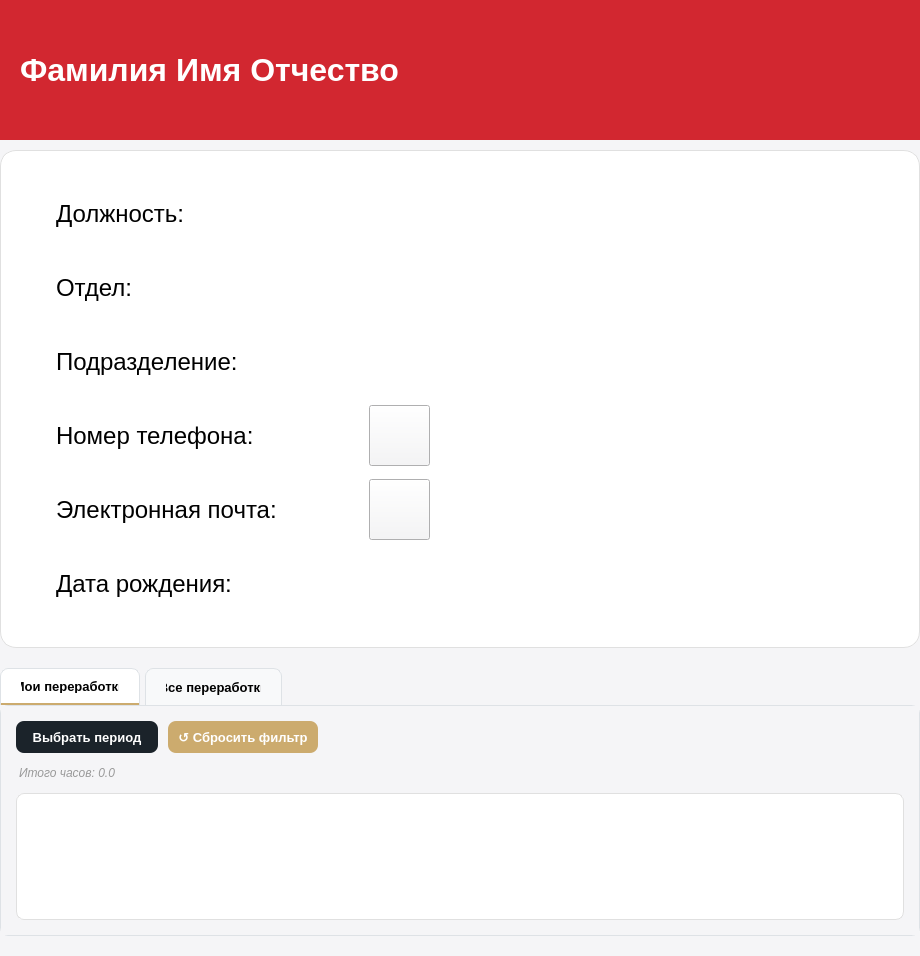
Before: the Qt Designer form client/ui/profile/profile.ui in lerakaplich/Documents, drawn with Qt 5.
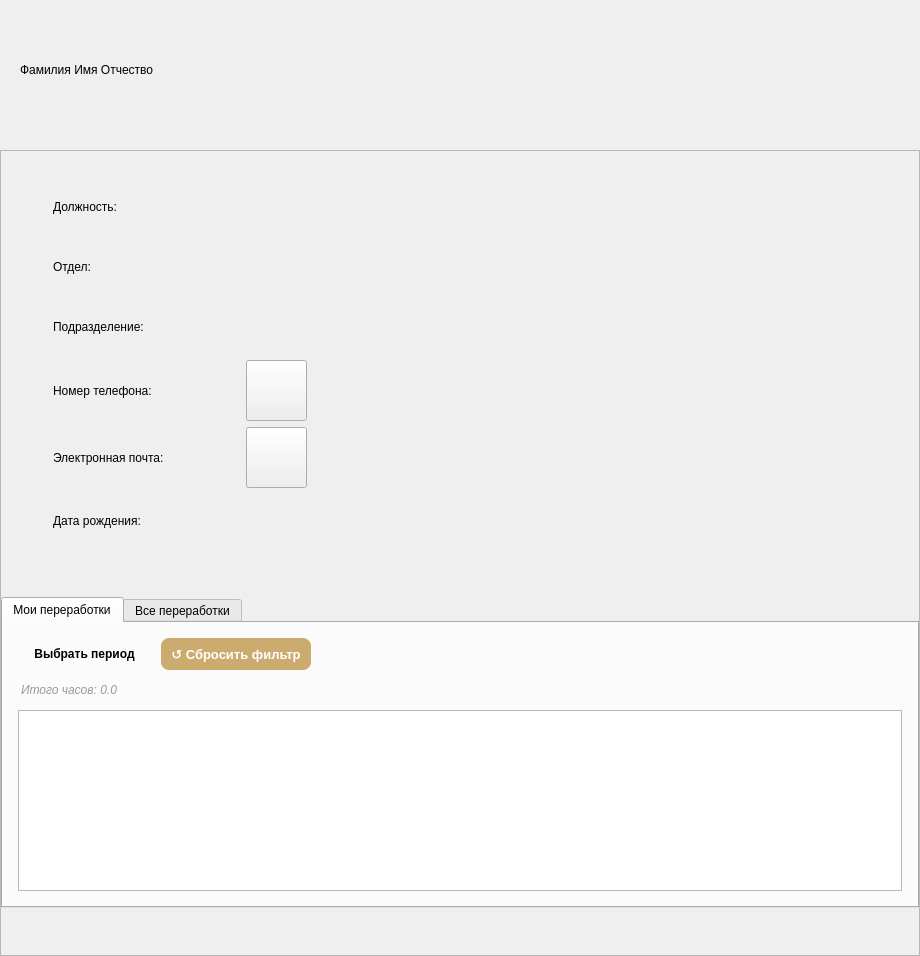
After: the same form once the commit is applied.

Diff of the .ui file:
```diff
--- a/client/ui/profile/profile.ui
+++ b/client/ui/profile/profile.ui
@@ -16,26 +16,24 @@
   <property name="styleSheet">
    <string notr="true">
 QWidget {
-    background-color: #F5F5F7;
+    background-color: {BG_DIALOG_ALT};
     font-family: 'Segoe UI', Arial;
 }
 
-/* Основная карточка с информацией */
 QFrame#infoFrame {
-    background-color: white;
+    background-color: {BG_CARD};
     border-radius: 16px;
-    border: 1px solid #E0E0E0;
+    border: 1px solid {BORDER_LIGHT};
 }
 
-/* Вкладки */
 QTabWidget::pane {
-    border: 1px solid #DEE2E6;
+    border: 1px solid {BORDER_DEFAULT};
     border-radius: 8px;
-    background-color: white;
+    background-color: {BG_CARD};
 }
 QTabBar::tab {
-    background-color: #F8F9FA;
-    border: 1px solid #DEE2E6;
+    background-color: {BG_SURFACE_HEADER};
+    border: 1px solid {BORDER_DEFAULT};
     border-bottom: none;
     border-top-left-radius: 8px;
     border-top-right-radius: 8px;
@@ -43,25 +41,23 @@
     margin-right: 5px;
     font-size: 13px;
     font-weight: bold;
-    color: black;
+    color: {TEXT_BLACK};
 }
 QTabBar::tab:selected {
-    background-color: white;
-    border-bottom: 2px solid #ccab6e;
-    color: black;
+    background-color: {BG_CARD};
+    border-bottom: 2px solid {ACCENT_PRIMARY};
+    color: {TEXT_BLACK};
 }
 QTabBar::tab:hover {
-    background-color: #E9ECEF;
-    color: black;
+    background-color: {BG_HOVER_ALT};
+    color: {TEXT_BLACK};
 }
 
-
 /* Кнопки */
 
-
 QPushButton#btnAddOvertime {
-    background-color: #ccab6e;
-    color: white;
+    background-color: {ACCENT_PRIMARY};
+    color: {TEXT_ON_ACCENT};
     font-size: 13px;
 }
 QPushButton#btnAddOvertime:hover {
@@ -71,10 +67,9 @@
     background-color: #7a6a50;
 }
 
-
 QPushButton#btnAddOvertimeAll {
-    background-color: #ccab6e;
-    color: white;
+    background-color: {ACCENT_PRIMARY};
+    color: {TEXT_ON_ACCENT};
     font-size: 13px;
 }
 QPushButton#btnAddOvertimeAll:hover {
@@ -85,60 +80,60 @@
 }
 
 QPushButton#btnSelectPeriodAll {
-    background-color: #1B232A;
-    color: white;
+    background-color: {BTN_DARK_BG};
+    color: {TEXT_ON_ACCENT};
     font-size: 13px;
 }
 QPushButton#btnSelectPeriodAll:hover {
-    background-color: #D9D9D6;
-    color: black;
+    background-color: {BTN_DARK_HOVER_BG};
+    color: {TEXT_BLACK};
 }
 QPushButton#btnSelectPeriodAll:pressed {
     background-color: #B8B8B5;
 }
 
 QPushButton#btnSelectPeriod {
-    background-color: #1B232A;
-    color: white;
+    background-color: {BTN_DARK_BG};
+    color: {TEXT_ON_ACCENT};
     font-size: 13px;
 }
 QPushButton#btnSelectPeriod:hover {
-    background-color: #D9D9D6;
-    color: black;
+    background-color: {BTN_DARK_HOVER_BG};
+    color: {TEXT_BLACK};
 }
 QPushButton#btnSelectPeriod:pressed {
     background-color: #B8B8B5;
 }
 
 QPushButton#btnApplyFilters {
-    background-color: #1B232A;
-    color: white;
+    background-color: {BTN_DARK_BG};
+    color: {TEXT_ON_ACCENT};
     font-size: 13px;
 }
 QPushButton#btnApplyFilters:hover {
-    background-color: #D9D9D6;
-    color: black;
+    background-color: {BTN_DARK_HOVER_BG};
+    color: {TEXT_BLACK};
 }
 QPushButton#btnApplyFilters:pressed {
     background-color: #B8B8B5;
 }
 
 QPushButton#btnClearFilters {
-    background-color: #1B232A;
-    color: white;
+    background-color: {BTN_DARK_BG};
+    color: {TEXT_ON_ACCENT};
     font-size: 13px;
 }
 QPushButton#btnClearFilters:hover {
-    background-color: #D9D9D6;
-    color: black;
+    background-color: {BTN_DARK_HOVER_BG};
+    color: {TEXT_BLACK};
 }
 QPushButton#btnClearFilters:pressed {
     background-color: #B8B8B5;
 }
 
 QPushButton#btnExport {
-    background-color:  #D22730;
-    color: white;
+    background-color: {ACCENT_DANGER};
+    color: {TEXT_ON_ACCENT};
     font-size: 13px;
 }
 QPushButton#btnExport:hover {
@@ -147,77 +142,56 @@
 QPushButton#btnExport:pressed {
     background-color: #6a1e29;
 }
-/* ComboBox */
+
 QComboBox {
-    border: 1px solid #dee2e6;
+    border: 1px solid {BORDER_DEFAULT};
     border-radius: 6px;
     padding: 8px;
     padding-right: 25px;
-    background-color: white;
-    color: #1B232A;
+    background-color: {BG_INPUT};
+    color: {TEXT_PRIMARY};
     font-size: 13px;
     outline: none;
 }
-
 QComboBox:hover {
     border-color: #ccab6e;
 }
-
 QComboBox::drop-down {
     border: none;
     width: 20px;
 }
-
 QComboBox::down-arrow {
     image: none;
     border: none;
     width: 0px;
     height: 0px;
 }
-
 QComboBox QAbstractItemView {
     border-radius: 6px;
-    background-color: white;
-    color: #1B232A;
+    background-color: {BG_CARD};
+    color: {TEXT_PRIMARY};
     padding: 4px;
     outline: none;
 }
-
 QComboBox QAbstractItemView::item {
     padding: 8px;
-    color: #1B232A;
+    color: {TEXT_PRIMARY};
     border: none;
     outline: none;
 }
-
 QComboBox QAbstractItemView::item:hover {
-    background-color: #e3f2fd;
-    color: #1B232A;
+    background-color: {ACCENT_SELECTION_BG};
+    color: {TEXT_PRIMARY};
 }
-
 QComboBox QAbstractItemView::item:selected {
-    background-color: #e3f2fd;
-    color: #1B232A;
+    background-color: {ACCENT_SELECTION_BG};
+    color: {TEXT_PRIMARY};
 }
-
 QComboBox QAbstractItemView::item:focus {
     outline: none;
     border: none;
 }
 
-/* DateEdit */
-QDateEdit {
-    border: 2px solid #E0E0E0;
-    border-radius: 8px;
-    padding: 8px 12px;
-    font-size: 13px;
-    background-color: white;
-}
-QDateEdit:focus {
-    border: 2px solid #ccab6e;
-}
-
-/* Чекбокс */
 QCheckBox {
     spacing: 8px;
     font-size: 13px;
@@ -227,73 +201,67 @@
     height: 16px;
 }
 QCheckBox::indicator:unchecked {
-    border: 2px solid #E0E0E0;
+    border: 2px solid {BORDER_LIGHT};
     border-radius: 4px;
-    background-color: white;
+    background-color: {BG_CARD};
 }
 QCheckBox::indicator:checked {
-    border: 2px solid #ccab6e;
+    border: 2px solid {ACCENT_PRIMARY};
     border-radius: 4px;
-    background-color: #ccab6e;
+    background-color: {ACCENT_PRIMARY};
 }
 
-/* Фрейм фильтров */
 QFrame#filtersFrame {
-    background-color: white;
+    background-color: {BG_CARD};
     border-radius: 10px;
-    border: 1px solid #E0E0E0;
+    border: 1px solid {BORDER_LIGHT};
     padding: 15px;
 }
 
-/* Таблицы */
 QTableWidget {
-    border: 1px solid #E0E0E0;
+    border: 1px solid {BORDER_LIGHT};
     border-radius: 8px;
-    background-color: white;
-    gridline-color: #E0E0E0;
+    background-color: {BG_CARD};
+    gridline-color: {BORDER_LIGHT};
 }
 QHeaderView::section {
-    background-color: #F5F5F7;
+    background-color: {BG_DIALOG_ALT};
     padding: 8px;
     border: none;
-    border-bottom: 1px solid #E0E0E0;
+    border-bottom: 1px solid {BORDER_LIGHT};
     font-weight: bold;
 }
 
-/* Заголовки */
 QLabel#titleLabel {
     font-size: 20px;
     font-weight: bold;
-    color: #1B232A;
+    color: {TEXT_PRIMARY};
     padding: 3px 0;
 }
 
-
-
-/* Скроллбары */
 QScrollArea {
     border: none;
     background-color: transparent;
 }
 QScrollBar:vertical {
-    background: #F5F5F5;
+    background: {SCROLLBAR_BG};
     width: 8px;
     border-radius: 4px;
 }
 QScrollBar::handle:vertical {
-    background: #C1C1C1;
+    background: {SCROLLBAR_HANDLE};
     border-radius: 4px;
     min-height: 20px;
 }
 QScrollBar:horizontal {
     border: none;
-    background: #F5F5F5;
+    background: {SCROLLBAR_BG};
     height: 8px;
     margin: 0px;
     border-radius: 4px;
 }
 QScrollBar::handle:horizontal {
-    background: #c1c1c1;
+    background: {SCROLLBAR_HANDLE};
     border-radius: 4px;
     min-width: 20px;
 }
@@ -302,11 +270,10 @@
     background: none;
 }
 
-/* Стиль для итоговых часов - незаметный курсив */
 QLabel#labelTotalHoursMy, QLabel#labelTotalHoursAll {
     font-size: 12px;
     font-style: italic;
-    color: #999999;
+    color: {TEXT_TERTIARY};
     background-color: transparent;
     padding: 2px 0;
     font-weight: normal;
@@ -338,7 +305,7 @@
       </size>
      </property>
      <property name="styleSheet">
-      <string notr="true">#headerFrame { background-color: #D22730; margin: 0px; padding: 0px; }</string>
+      <string notr="true">#headerFrame { background-color: {HEADER_BG}; margin: 0px; padding: 0px; }</string>
      </property>
      <property name="frameShape">
       <enum>QFrame::Shape::NoFrame</enum>
@@ -365,7 +332,7 @@
       <item>
        <widget class="QLabel" name="labelTitle">
         <property name="styleSheet">
-         <string notr="true">color: white; font-size: 32px; font-weight: bold; background-color: transparent;</string>
+         <string notr="true">color: {TEXT_ON_ACCENT}; font-size: 32px; font-weight: bold; background-color: transparent;</string>
         </property>
         <property name="text">
          <string>Фамилия Имя Отчество</string>
@@ -404,8 +371,8 @@
        <rect>
         <x>0</x>
         <y>0</y>
-        <width>920</width>
-        <height>806</height>
+        <width>918</width>
+        <height>804</height>
        </rect>
       </property>
       <layout class="QVBoxLayout" name="scrollAreaLayout">
@@ -439,7 +406,7 @@
           <item row="0" column="0">
            <widget class="QLabel" name="label_position_title">
             <property name="styleSheet">
-             <string notr="true">font-size: 24px; color: black; background-color: transparent;</string>
+             <string notr="true">font-size: 24px; color: {TEXT_BLACK}; background-color: transparent;</string>
             </property>
             <property name="text">
              <string>Должность:</string>
@@ -449,14 +416,14 @@
           <item row="0" column="1">
            <widget class="QLabel" name="label_position_value">
             <property name="styleSheet">
-             <string notr="true">font-size: 24px; color: black; background-color: transparent;</string>
+             <string notr="true">font-size: 24px; color: {TEXT_BLACK}; background-color: transparent;</string>
             </property>
            </widget>
           </item>
           <item row="1" column="0">
            <widget class="QLabel" name="label_department_title">
             <property name="styleSheet">
-             <string notr="true">font-size: 24px; color: black; background-color: transparent;</string>
+             <string notr="true">font-size: 24px; color: {TEXT_BLACK}; background-color: transparent;</string>
             </property>
             <property name="text">
              <string>Отдел:</string>
@@ -466,14 +433,14 @@
           <item row="1" column="1">
            <widget class="QLabel" name="label_department_value">
             <property name="styleSheet">
-             <string notr="true">font-size: 24px; color: black; background-color: transparent;</string>
+             <string notr="true">font-size: 24px; color: {TEXT_BLACK}; background-color: transparent;</string>
             </property>
            </widget>
           </item>
           <item row="3" column="0">
            <widget class="QLabel" name="label_phone_title">
             <property name="styleSheet">
-             <string notr="true">font-size: 24px; color: black; background-color: transparent;</string>
+             <string notr="true">font-size: 24px; color: {TEXT_BLACK}; background-color: transparent;</string>
             </property>
             <property name="text">
              <string>Номер телефона:</string>
@@ -485,7 +452,7 @@
             <item>
              <widget class="QLabel" name="label_phone_value">
               <property name="styleSheet">
-               <string notr="true">font-size: 24px; color: black; background-color: transparent;</string>
+               <string notr="true">font-size: 24px; color: {TEXT_BLACK}; background-color: transparent;</string>
               </property>
              </widget>
             </item>
@@ -519,7 +486,7 @@
           <item row="4" column="0">
            <widget class="QLabel" name="label_email_title">
             <property name="styleSheet">
-             <string notr="true">font-size: 24px; color: black; background-color: transparent;</string>
+             <string notr="true">font-size: 24px; color: {TEXT_BLACK}; background-color: transparent;</string>
             </property>
             <property name="text">
              <string>Электронная почта:</string>
@@ -531,7 +498,7 @@
             <item>
              <widget class="QLabel" name="label_email_value">
               <property name="styleSheet">
-               <string notr="true">font-size: 24px; color: black; background-color: transparent;</string>
+               <string notr="true">font-size: 24px; color: {TEXT_BLACK}; background-color: transparent;</string>
               </property>
              </widget>
             </item>
@@ -565,7 +532,7 @@
           <item row="5" column="0">
            <widget class="QLabel" name="label_birth_date_title">
             <property name="styleSheet">
-             <string notr="true">font-size: 24px; color: black; background-color: transparent;</string>
+             <string notr="true">font-size: 24px; color: {TEXT_BLACK}; background-color: transparent;</string>
             </property>
             <property name="text">
              <string>Дата рождения:</string>
@@ -575,14 +542,14 @@
           <item row="5" column="1">
            <widget class="QLabel" name="label_birth_date_value">
             <property name="styleSheet">
-             <string notr="true">font-size: 24px; color: black; background-color: transparent;</string>
+             <string notr="true">font-size: 24px; color: {TEXT_BLACK}; background-color: transparent;</string>
             </property>
            </widget>
           </item>
           <item row="2" column="0">
            <widget class="QLabel" name="label_division_title">
             <property name="styleSheet">
-             <string notr="true">font-size: 24px; color: black; background-color: transparent;</string>
+             <string notr="true">font-size: 24px; color: {TEXT_BLACK}; background-color: transparent;</string>
             </property>
             <property name="text">
              <string>Подразделение:</string>
@@ -592,7 +559,7 @@
           <item row="2" column="1">
            <widget class="QLabel" name="label_division_value">
             <property name="styleSheet">
-             <string notr="true">font-size: 24px; color: black; background-color: transparent;</string>
+             <string notr="true">font-size: 24px; color: {TEXT_BLACK}; background-color: transparent;</string>
             </property>
            </widget>
           </item>
```
Left out of the diff: 22 changed lines with no effect on the pictures.
